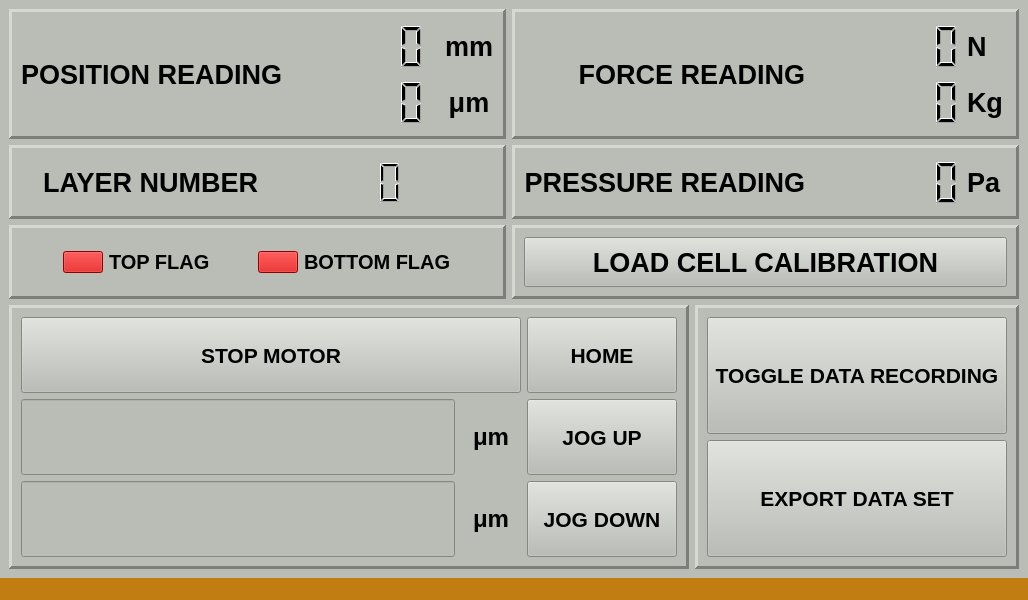
Qt form newBlackBetty.ui (georgeExotic/BlackBetty_v2) before a commit.
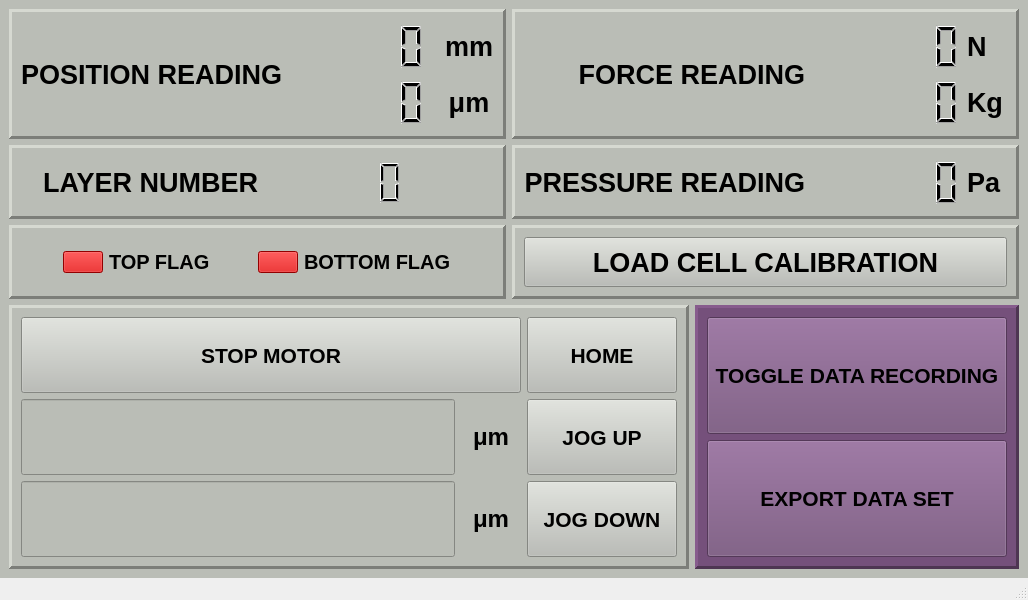
The same form after that commit.

What changed in the file:
```diff
--- a/newBlackBetty.ui
+++ b/newBlackBetty.ui
@@ -25,9 +25,6 @@
   <property name="windowTitle">
    <string>MainWindow</string>
   </property>
-  <property name="styleSheet">
-   <string notr="true">background-color: rgb(193, 125, 17);</string>
-  </property>
   <widget class="QWidget" name="centralwidget">
    <property name="sizePolicy">
     <sizepolicy hsizetype="Minimum" vsizetype="Minimum">
@@ -1047,6 +1044,9 @@
       </item>
       <item>
        <widget class="QFrame" name="frame_5">
+        <property name="styleSheet">
+         <string notr="true">background-color: rgb(117, 80, 123);</string>
+        </property>
         <property name="frameShape">
          <enum>QFrame::Panel</enum>
         </property>
```
